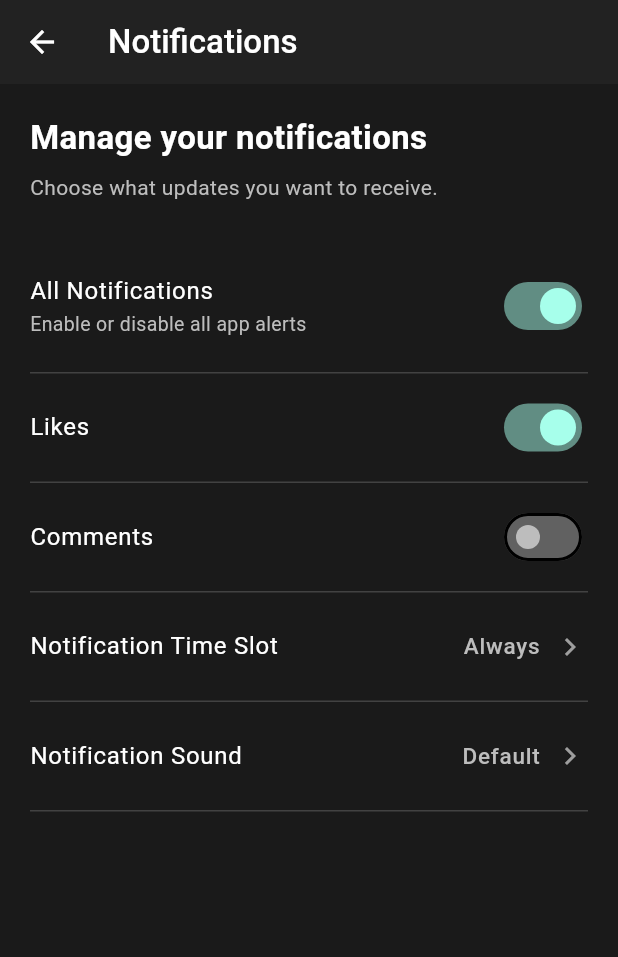
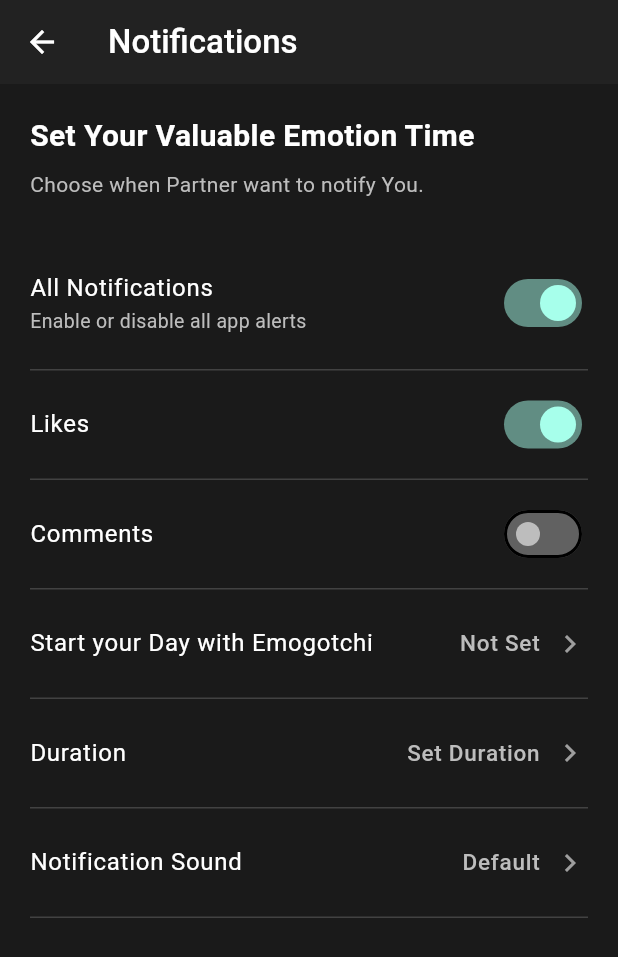
Before and after one commit to DrTheragotchi/Dr-Teragotchi-FE, a Flutter app: the NotificationSettingsPage screen opened directly, on a phone screen of 412 x 824 dp. Shown: the top 957 px of the screen. Run offline on Flutter 3.47's test engine with Material 3 defaults, Android fonts, the phone set to English and light mode, and no system bars; our stand-ins replace device_info_plus, flutter_chat_bubble, flutter_feather_icons; Roboto replaces fonts that are missing (Nanum).

Commit message:
Settings && notification

```diff
--- /dev/null
+++ b/lib/pages/NotificationSettingPage.dart
@@ -0,0 +1,284 @@
+import 'package:flutter/material.dart';
+import 'package:flutter/cupertino.dart'; // Import Cupertino widgets
+import 'package:intl/intl.dart';      // Import intl package for date formatting
+
+class NotificationSettingsPage extends StatefulWidget {
+  const NotificationSettingsPage({Key? key}) : super(key: key);
+
+  @override
+  State<NotificationSettingsPage> createState() => _NotificationSettingsPageState();
+}
+
+class _NotificationSettingsPageState extends State<NotificationSettingsPage> {
+  bool _allNotificationsEnabled = true;
+  bool _likeNotificationsEnabled = true;
+  bool _commentNotificationsEnabled = false;
+
+  // State variable to store the selected time
+  TimeOfDay? _selectedStartTime; // Default to null initially
+  TimeOfDay? _selectedEndTime; // Example for Duration End Time
+
+  // --- Helper Widgets (Keep _buildSwitchTile and _buildNavigationTile as they are) ---
+  Widget _buildSwitchTile({
+     required String title,
+     String? subtitle,
+     required bool value,
+     required ValueChanged<bool> onChanged,
+  }) {
+    return SwitchListTile.adaptive(
+      title: Text(title, style: const TextStyle(color: Colors.white, fontSize: 16)),
+      subtitle: subtitle != null
+          ? Text(subtitle, style: TextStyle(color: Colors.grey[400], fontSize: 13))
+          : null,
+      value: value,
+      onChanged: onChanged,
+      activeColor: Colors.tealAccent[100],
+      inactiveTrackColor: Colors.grey[700],
+      inactiveThumbColor: Colors.grey[400],
+      contentPadding: const EdgeInsets.symmetric(horizontal: 20.0, vertical: 8.0),
+    );
+  }
+
+  Widget _buildNavigationTile({
+     required String title,
+     String? currentValue,
+     required VoidCallback onTap,
+  }) {
+    return ListTile(
+      title: Text(title, style: const TextStyle(color: Colors.white, fontSize: 16)),
+      trailing: Row(
+        mainAxisSize: MainAxisSize.min,
+        children: [
+          if (currentValue != null)
+            Padding(
+              padding: const EdgeInsets.only(right: 8.0),
+              child: Text(
+                currentValue,
+                style: TextStyle(color: Colors.grey[400], fontSize: 15),
+              ),
+            ),
+          Icon(Icons.chevron_right, color: Colors.grey[500], size: 24),
+        ],
+      ),
+      onTap: onTap,
+      contentPadding: const EdgeInsets.symmetric(horizontal: 20.0, vertical: 8.0),
+    );
+  }
+  // --- End Helper Widgets ---
+
+
+  // --- Function to show Cupertino Time Picker ---
+  void _showCupertinoTimePicker({
+      required BuildContext context,
+      required TimeOfDay? initialTime,
+      required ValueChanged<TimeOfDay> onTimeChanged // Callback to update state
+  }) {
+    // Default to current time if initialTime is null
+    final TimeOfDay initialPickerTime = initialTime ?? TimeOfDay.now();
+    // Convert TimeOfDay to DateTime for the picker
+    final DateTime now = DateTime.now();
+    DateTime initialDateTime = DateTime(now.year, now.month, now.day, initialPickerTime.hour, initialPickerTime.minute);
+
+    TimeOfDay selectedTime = initialPickerTime; // Temp variable to hold selection within picker
+
+    showCupertinoModalPopup<void>(
+      context: context,
+      builder: (BuildContext context) => Container(
+        height: 250, // Adjust height as needed
+        padding: const EdgeInsets.only(top: 6.0),
+        margin: EdgeInsets.only(
+          bottom: MediaQuery.of(context).viewInsets.bottom,
+        ),
+        color: CupertinoColors.systemBackground.resolveFrom(context), // Adapts to light/dark
+        child: Column(
+          mainAxisSize: MainAxisSize.min,
+          children: [
+            // --- Done Button ---
+            Align(
+              alignment: Alignment.centerRight,
+              child: CupertinoButton(
+                child: const Text('Done', style: TextStyle(fontWeight: FontWeight.bold)),
+                onPressed: () {
+                  Navigator.pop(context); // Close the modal
+                  onTimeChanged(selectedTime); // Update the state with the selected time
+                },
+              ),
+            ),
+            // --- Picker ---
+            Expanded(
+              child: CupertinoDatePicker(
+                initialDateTime: initialDateTime,
+                mode: CupertinoDatePickerMode.time,
+                use24hFormat: false, // Set to true for 24-hour format
+                onDateTimeChanged: (DateTime newDateTime) {
+                  // Update the temporary variable as the picker scrolls
+                  selectedTime = TimeOfDay.fromDateTime(newDateTime);
+                },
+              ),
+            ),
+          ],
+        ),
+      ),
+    );
+  }
+  // --- End Time Picker Function ---
+
+
+  @override
+  Widget build(BuildContext context) {
+    const Color darkBackgroundColor = Color(0xFF1A1A1A);
+    const Color appBarColor = Color(0xFF222222);
+    final Color dividerColor = Colors.grey[800]!;
+
+    // Format the selected time for display, handle null case
+    final String formattedStartTime = _selectedStartTime != null
+        ? MaterialLocalizations.of(context).formatTimeOfDay(_selectedStartTime!, alwaysUse24HourFormat: false) // Use MaterialLocalizations for locale-aware format
+        : 'Not Set'; // Placeholder text
+
+    // Example formatting for Duration End Time (you'll need a similar _showCupertinoTimePicker call for it)
+    final String formattedEndTime = _selectedEndTime != null
+        ? MaterialLocalizations.of(context).formatTimeOfDay(_selectedEndTime!)
+        : 'Not Set';
+
+     // Combine start and end time for Duration display if needed
+    final String durationValue = (_selectedStartTime != null && _selectedEndTime != null)
+        ? '$formattedStartTime - $formattedEndTime'
+        : 'Set Duration';
+
+
+    return Scaffold(
+      backgroundColor: darkBackgroundColor,
+      appBar: AppBar( /* ... AppBar code remains the same ... */
+         backgroundColor: appBarColor,
+         elevation: 0,
+         leading: IconButton(
+           icon: const Icon(Icons.arrow_back, color: Colors.white),
+           onPressed: () => Navigator.of(context).pop(),
+         ),
+         title: const Text(
+           'Notifications',
+           style: TextStyle(color: Colors.white, fontWeight: FontWeight.w500),
+         ),
+      ),
+      body: ListView(
+        children: [
+          /* ... Header Text and Toggles remain the same ... */
+           const SizedBox(height: 20),
+           Padding(
+             padding: const EdgeInsets.symmetric(horizontal: 20.0),
+             child: Text(
+               'Set Your Valuable Emotion Time',
+               style: TextStyle(
+                 color: Colors.white,
+                 fontSize: 20,
+                 fontWeight: FontWeight.bold,
+               ),
+             ),
+           ),
+           const SizedBox(height: 8),
+           Padding(
+             padding: const EdgeInsets.symmetric(horizontal: 20.0),
+             child: Text(
+               'Choose when Partner want to notify You.',
+               style: TextStyle(
+                 color: Colors.grey[400],
+                 fontSize: 14,
+               ),
+             ),
+           ),
+           const SizedBox(height: 25),
+           _buildSwitchTile(
+             title: 'All Notifications',
+             subtitle: 'Enable or disable all app alerts',
+             value: _allNotificationsEnabled,
+             onChanged: (bool value) {
+               setState(() {
+                 _allNotificationsEnabled = value;
+                 _likeNotificationsEnabled = value;
+                 _commentNotificationsEnabled = value;
+               });
+             },
+           ),
+           Divider(height: 1, thickness: 1, color: dividerColor, indent: 20, endIndent: 20),
+           if (_allNotificationsEnabled) ...[
+             _buildSwitchTile(
+               title: 'Likes',
+               value: _likeNotificationsEnabled,
+               onChanged: (bool value) {
+                 setState(() {
+                   _likeNotificationsEnabled = value;
+                 });
+               },
+             ),
+             Divider(height: 1, thickness: 1, color: dividerColor, indent: 20, endIndent: 20),
+             _buildSwitchTile(
+               title: 'Comments',
+               value: _commentNotificationsEnabled,
+               onChanged: (bool value) {
+                 setState(() {
+                   _commentNotificationsEnabled = value;
+                 });
+               },
+             ),
+             Divider(height: 1, thickness: 1, color: dividerColor, indent: 20, endIndent: 20),
+           ],
+
+
+          // --- Modified Navigation Tile for Start Time ---
+          _buildNavigationTile(
+            title: 'Start your Day with Emogotchi',
+            // Display the formatted time, or 'Not Set'
+            currentValue: formattedStartTime,
+            onTap: () {
+              _showCupertinoTimePicker(
+                  context: context,
+                  initialTime: _selectedStartTime, // Pass current value as initial
+                  onTimeChanged: (newTime) {
+                    setState(() {
+                      _selectedStartTime = newTime; // Update state when Done is pressed
+                    });
+                  }
+              );
+            },
+          ),
+          Divider(height: 1, thickness: 1, color: dividerColor, indent: 20, endIndent: 20),
+
+
+          // --- Navigation Tile for Duration (Example) ---
+          _buildNavigationTile(
+            title: 'Duration',
+            // Display combined start/end time or placeholder
+            currentValue: durationValue, // This requires setting _selectedEndTime too
+            onTap: () {
+              // You would need two pickers or a custom range picker here.
+              // Example: Show picker for End Time
+               _showCupertinoTimePicker(
+                  context: context,
+                  initialTime: _selectedEndTime,
+                  onTimeChanged: (newTime) {
+                    setState(() {
+                      _selectedEndTime = newTime;
+                    });
+                  }
+              );
+              print("Duration Tapped - Implement time range selection logic");
+            },
+          ),
+          Divider(height: 1, thickness: 1, color: dividerColor, indent: 20, endIndent: 20),
+
+          // --- Other Settings (Notification Sound) ---
+          _buildNavigationTile(
+            title: 'Notification Sound',
+            currentValue: 'Default', // Replace with actual setting value
+            onTap: () {
+              // Navigate to sound selection
+            },
+          ),
+          Divider(height: 1, thickness: 1, color: dividerColor, indent: 20, endIndent: 20),
+
+          const SizedBox(height: 30),
+        ],
+      ),
+    );
+  }
+}
--- a/lib/pages/notification.dart
+++ /dev/null
@@ -1,191 +0,0 @@
-import 'package:flutter/material.dart';
-
-class NotificationSettingsPage extends StatefulWidget {
-  const NotificationSettingsPage({Key? key}) : super(key: key);
-
-  @override
-  State<NotificationSettingsPage> createState() => _NotificationSettingsPageState();
-}
-
-class _NotificationSettingsPageState extends State<NotificationSettingsPage> {
-  // State variables for the toggles
-  bool _allNotificationsEnabled = true;
-  bool _likeNotificationsEnabled = true;
-  bool _commentNotificationsEnabled = false;
-  // Add more state variables as needed
-
-  // Helper for SwitchListTile styling
-  Widget _buildSwitchTile({
-    required String title,
-    String? subtitle,
-    required bool value,
-    required ValueChanged<bool> onChanged,
-  }) {
-    return SwitchListTile.adaptive( // .adaptive uses appropriate switch style for iOS/Android
-      title: Text(title, style: const TextStyle(color: Colors.white, fontSize: 16)),
-      subtitle: subtitle != null
-          ? Text(subtitle, style: TextStyle(color: Colors.grey[400], fontSize: 13))
-          : null,
-      value: value,
-      onChanged: onChanged,
-      activeColor: Colors.tealAccent[100], // Example active color for dark theme
-      inactiveTrackColor: Colors.grey[700],
-      inactiveThumbColor: Colors.grey[400],
-      contentPadding: const EdgeInsets.symmetric(horizontal: 20.0, vertical: 8.0),
-    );
-  }
-
-  // Helper for Navigation ListTile styling
-  Widget _buildNavigationTile({
-    required String title,
-    String? currentValue, // e.g., show selected time slot
-    required VoidCallback onTap,
-  }) {
-    return ListTile(
-      title: Text(title, style: const TextStyle(color: Colors.white, fontSize: 16)),
-      trailing: Row(
-        mainAxisSize: MainAxisSize.min,
-        children: [
-          if (currentValue != null)
-            Padding(
-              padding: const EdgeInsets.only(right: 8.0),
-              child: Text(
-                currentValue,
-                style: TextStyle(color: Colors.grey[400], fontSize: 15),
-              ),
-            ),
-          Icon(Icons.chevron_right, color: Colors.grey[500], size: 24),
-        ],
-      ),
-      onTap: onTap,
-      contentPadding: const EdgeInsets.symmetric(horizontal: 20.0, vertical: 8.0),
-    );
-  }
-
-  @override
-  Widget build(BuildContext context) {
-    // Define dark theme colors (could also be part of app theme)
-    const Color darkBackgroundColor = Color(0xFF1A1A1A); // Very dark grey
-    const Color appBarColor = Color(0xFF222222); // Slightly lighter dark grey
-    final Color dividerColor = Colors.grey[800]!;
-
-    return Scaffold(
-      backgroundColor: darkBackgroundColor,
-      appBar: AppBar(
-        backgroundColor: appBarColor,
-        elevation: 0, // No shadow
-        leading: IconButton(
-          icon: const Icon(Icons.arrow_back, color: Colors.white),
-          onPressed: () => Navigator.of(context).pop(),
-        ),
-        title: const Text(
-          'Notifications', // Changed title
-          style: TextStyle(color: Colors.white, fontWeight: FontWeight.w500),
-        ),
-        // Optional: Add progress bar like in the image if needed
-        // bottom: PreferredSize(
-        //   preferredSize: const Size.fromHeight(4.0),
-        //   child: LinearProgressIndicator(
-        //     value: 0.5, // Example progress value
-        //     backgroundColor: Colors.grey[700],
-        //     valueColor: const AlwaysStoppedAnimation<Color>(Colors.tealAccent),
-        //   ),
-        // ),
-      ),
-      body: ListView(
-        children: [
-          const SizedBox(height: 20), // Space from AppBar
-
-          // Example Header Text (like the image)
-          Padding(
-            padding: const EdgeInsets.symmetric(horizontal: 20.0),
-            child: Text(
-              'Manage your notifications', // Changed Header
-              style: TextStyle(
-                color: Colors.white,
-                fontSize: 22,
-                fontWeight: FontWeight.bold,
-              ),
-            ),
-          ),
-          const SizedBox(height: 8),
-          Padding(
-            padding: const EdgeInsets.symmetric(horizontal: 20.0),
-            child: Text(
-              'Choose what updates you want to receive.', // Changed Subheader
-              style: TextStyle(
-                color: Colors.grey[400],
-                fontSize: 14,
-              ),
-            ),
-          ),
-          const SizedBox(height: 25),
-
-          // --- Notification Toggles ---
-          _buildSwitchTile(
-            title: 'All Notifications',
-            subtitle: 'Enable or disable all app alerts',
-            value: _allNotificationsEnabled,
-            onChanged: (bool value) {
-              setState(() {
-                _allNotificationsEnabled = value;
-                // Optionally update other toggles based on this one
-                _likeNotificationsEnabled = value;
-                _commentNotificationsEnabled = value;
-              });
-            },
-          ),
-          Divider(height: 1, thickness: 1, color: dividerColor, indent: 20, endIndent: 20),
-
-          // Only show specific toggles if all notifications are enabled
-          if (_allNotificationsEnabled) ...[
-            _buildSwitchTile(
-              title: 'Likes',
-              value: _likeNotificationsEnabled,
-              onChanged: (bool value) {
-                setState(() {
-                  _likeNotificationsEnabled = value;
-                });
-              },
-            ),
-            Divider(height: 1, thickness: 1, color: dividerColor, indent: 20, endIndent: 20),
-
-            _buildSwitchTile(
-              title: 'Comments',
-              value: _commentNotificationsEnabled,
-              onChanged: (bool value) {
-                setState(() {
-                  _commentNotificationsEnabled = value;
-                });
-              },
-            ),
-            Divider(height: 1, thickness: 1, color: dividerColor, indent: 20, endIndent: 20),
-            // Add more specific notification types here...
-          ],
-
-          // --- Other Settings ---
-          _buildNavigationTile(
-            title: 'Notification Time Slot',
-            currentValue: 'Always', // Replace with actual setting value
-            onTap: () {
-              // Navigate to time slot selection page or show dialog
-            },
-          ),
-          Divider(height: 1, thickness: 1, color: dividerColor, indent: 20, endIndent: 20),
-
-           _buildNavigationTile(
-            title: 'Notification Sound',
-            currentValue: 'Default', // Replace with actual setting value
-            onTap: () {
-              // Navigate to sound selection
-            },
-          ),
-           Divider(height: 1, thickness: 1, color: dividerColor, indent: 20, endIndent: 20),
-
-
-          const SizedBox(height: 30), // Space at the bottom
-        ],
-      ),
-    );
-  }
-}
--- a/pubspec.yaml
+++ b/pubspec.yaml
@@ -9,6 +9,7 @@ environment:
 dependencies:
   flutter:
     sdk: flutter
+  intl: ^0.19.0
 
 dev_dependencies:
   flutter_test:
```
Also changed, not shown: lib/pages/settingpage.dart (+30 -19 lines), lib/components/notifications.dart (added).
